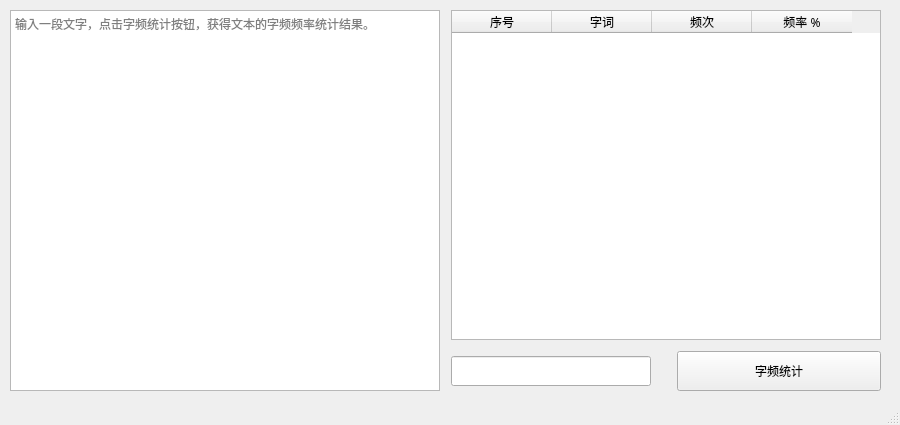
Old version of the form src/GUI/ui.ui in the repository Byxs20/FrequencyCount.
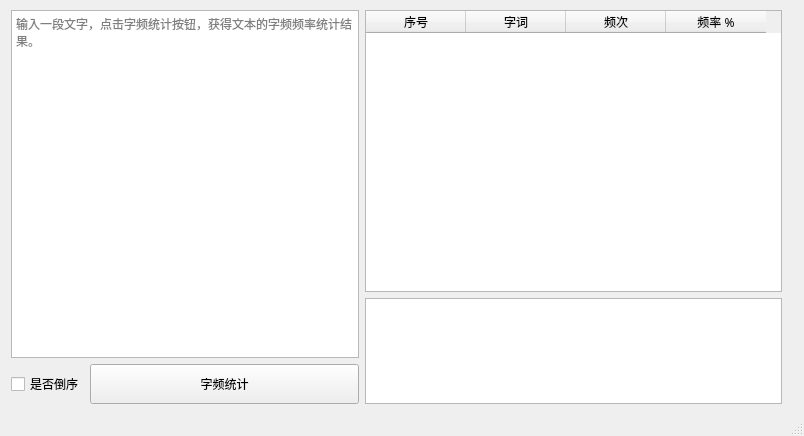
New version of the form. Custom widgets are drawn as their Qt base class.

Commit message: 更新支持倒序

The edit to the form file:
```diff
--- a/src/GUI/ui.ui
+++ b/src/GUI/ui.ui
@@ -6,8 +6,8 @@
    <rect>
     <x>0</x>
     <y>0</y>
-    <width>900</width>
-    <height>425</height>
+    <width>804</width>
+    <height>436</height>
    </rect>
   </property>
   <property name="sizePolicy">
@@ -28,16 +28,18 @@
    <string>字频频率统计工具   作者:Byxs20</string>
   </property>
   <widget class="QWidget" name="centralwidget">
-   <widget class="QWidget" name="layoutWidget">
+   <widget class="QWidget" name="">
     <property name="geometry">
      <rect>
-      <x>10</x>
+      <x>11</x>
       <y>10</y>
-      <width>871</width>
-      <height>381</height>
+      <width>771</width>
+      <height>394</height>
      </rect>
     </property>
-    <layout class="QHBoxLayout" name="horizontalLayout_3" stretch="5,0,5">
+    <layout class="QHBoxLayout" name="horizontalLayout_2" stretch="5,6">
+     <item>
+      <layout class="QVBoxLayout" name="verticalLayout">
      <item>
       <widget class="MyQPlanTextEdit" name="plainTextEdit">
        <property name="font">
@@ -51,23 +53,39 @@
       </widget>
      </item>
      <item>
-      <spacer name="horizontalSpacer_4">
-       <property name="orientation">
-        <enum>Qt::Horizontal</enum>
-       </property>
-       <property name="sizeType">
-        <enum>QSizePolicy::Minimum</enum>
-       </property>
-       <property name="sizeHint" stdset="0">
+        <layout class="QHBoxLayout" name="horizontalLayout" stretch="10,90">
+         <item>
+          <widget class="QCheckBox" name="checkBox">
+           <property name="text">
+            <string>是否倒序</string>
+           </property>
+          </widget>
+         </item>
+         <item>
+          <widget class="QPushButton" name="pushButton">
+           <property name="sizePolicy">
+            <sizepolicy hsizetype="Minimum" vsizetype="Fixed">
+             <horstretch>0</horstretch>
+             <verstretch>0</verstretch>
+            </sizepolicy>
+           </property>
+           <property name="minimumSize">
         <size>
-         <width>5</width>
-         <height>20</height>
-        </size>
-       </property>
-      </spacer>
+             <width>130</width>
+             <height>40</height>
+            </size>
+           </property>
+           <property name="text">
+            <string>字频统计</string>
+           </property>
+          </widget>
+         </item>
+        </layout>
+       </item>
+      </layout>
      </item>
      <item>
-      <layout class="QVBoxLayout" name="verticalLayout">
+      <layout class="QVBoxLayout" name="verticalLayout_2" stretch="8,3">
        <item>
         <widget class="QTableWidget" name="tableWidget">
          <property name="editTriggers">
@@ -99,78 +117,7 @@
         </widget>
        </item>
        <item>
-        <spacer name="verticalSpacer">
-         <property name="orientation">
-          <enum>Qt::Vertical</enum>
-         </property>
-         <property name="sizeType">
-          <enum>QSizePolicy::Minimum</enum>
-         </property>
-         <property name="sizeHint" stdset="0">
-          <size>
-           <width>20</width>
-           <height>5</height>
-          </size>
-         </property>
-        </spacer>
-       </item>
-       <item>
-        <layout class="QHBoxLayout" name="horizontalLayout_2" stretch="10,0,10">
-         <item>
-          <widget class="QLineEdit" name="lineEdit">
-           <property name="sizePolicy">
-            <sizepolicy hsizetype="Maximum" vsizetype="Maximum">
-             <horstretch>0</horstretch>
-             <verstretch>0</verstretch>
-            </sizepolicy>
-           </property>
-           <property name="minimumSize">
-            <size>
-             <width>0</width>
-             <height>0</height>
-            </size>
-           </property>
-           <property name="maximumSize">
-            <size>
-             <width>200</width>
-             <height>30</height>
-            </size>
-           </property>
-          </widget>
-         </item>
-         <item>
-          <spacer name="horizontalSpacer">
-           <property name="orientation">
-            <enum>Qt::Horizontal</enum>
-           </property>
-           <property name="sizeHint" stdset="0">
-            <size>
-             <width>20</width>
-             <height>20</height>
-            </size>
-           </property>
-          </spacer>
-         </item>
-         <item>
-          <widget class="QPushButton" name="pushButton">
-           <property name="sizePolicy">
-            <sizepolicy hsizetype="Minimum" vsizetype="Fixed">
-             <horstretch>0</horstretch>
-             <verstretch>0</verstretch>
-            </sizepolicy>
-           </property>
-           <property name="minimumSize">
-            <size>
-             <width>130</width>
-             <height>40</height>
-            </size>
-           </property>
-           <property name="text">
-            <string>字频统计</string>
-           </property>
-          </widget>
-         </item>
-        </layout>
+        <widget class="QPlainTextEdit" name="plainTextEdit_2"/>
        </item>
       </layout>
      </item>
```
Lines whose indentation alone changed are shown as unchanged. The commit also changes 2 other files.
